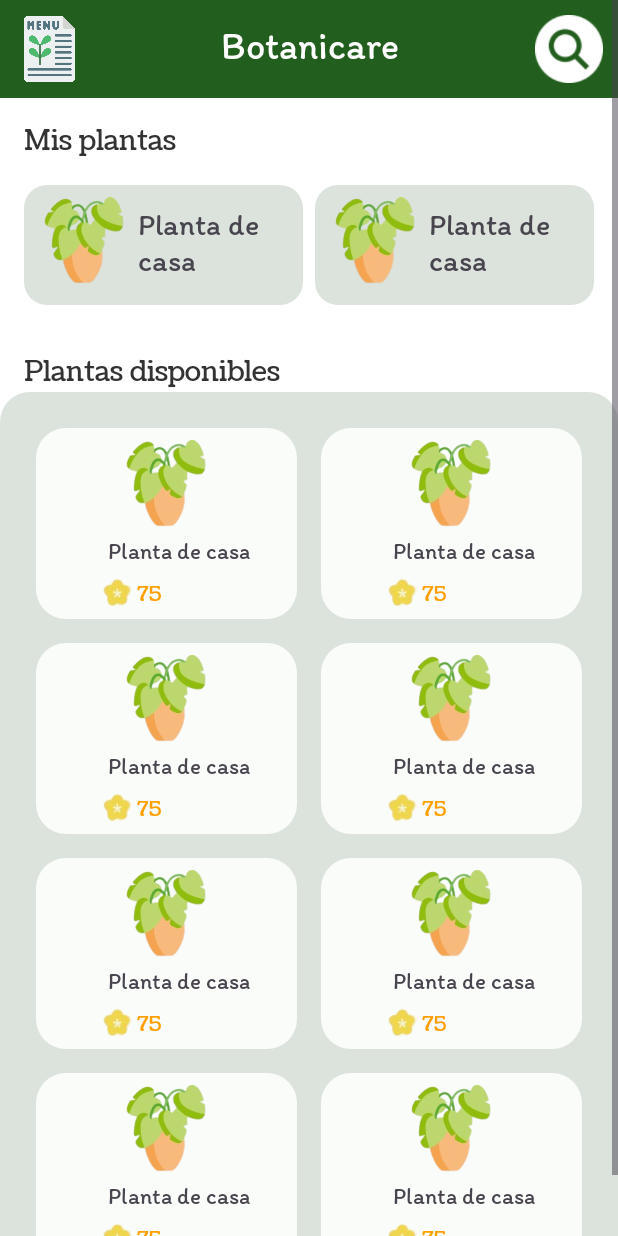
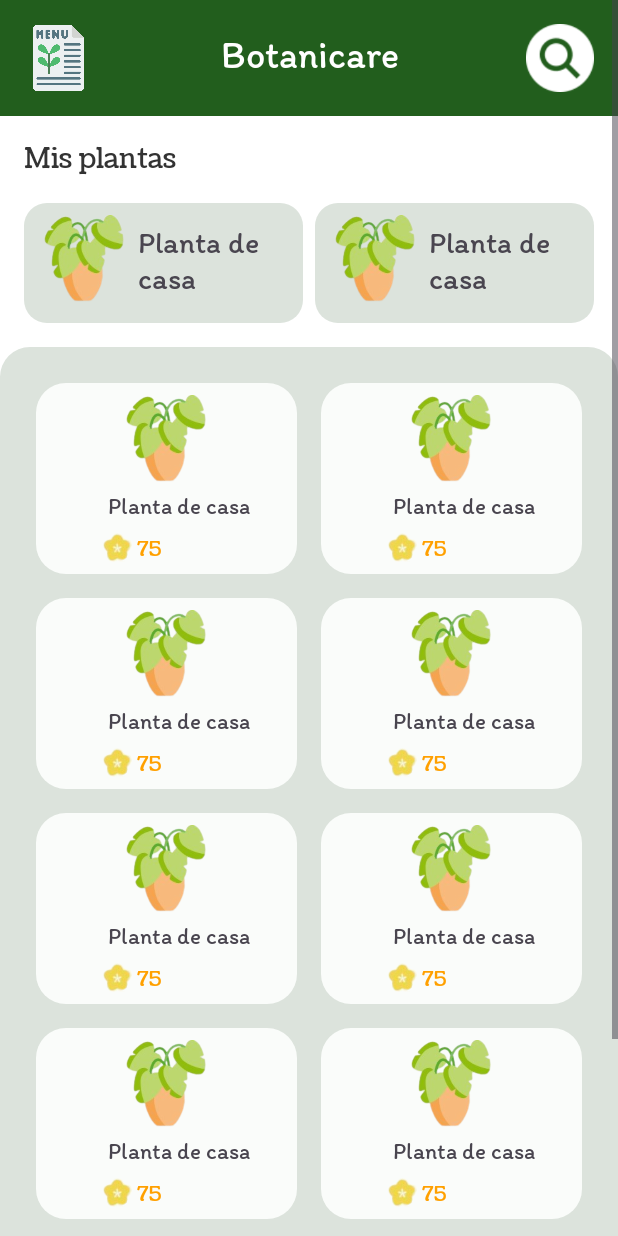
Before and after one commit to Abimael-Ochoa/Botanicare, an Android app: the layout activity_pantalla_catalogo.xml on its own in the app's theme, with its tools: preview values and no code run, on a phone screen of 412 x 824 dp. Run offline under Robolectric (Android 15) with nearby library versions, the phone set to English and light mode, and no system bars.

Commit message:
Quite los avances del nav drawer y lo deje solo con el scroll view

```diff
--- a/app/src/main/java/com/example/projectintegration/Pantalla_Catalogo.java
+++ b/app/src/main/java/com/example/projectintegration/Pantalla_Catalogo.java
@@ -26,7 +26,7 @@ public class Pantalla_Catalogo extends AppCompatActivity {
         super.onCreate(savedInstanceState);
         EdgeToEdge.enable(this);
         setContentView(R.layout.activity_pantalla_catalogo);
-        ViewCompat.setOnApplyWindowInsetsListener(findViewById(R.id.main), (v, insets) -> {
+        ViewCompat.setOnApplyWindowInsetsListener(findViewById(R.id.scroll_view), (v, insets) -> {
             Insets systemBars = insets.getInsets(WindowInsetsCompat.Type.systemBars());
             v.setPadding(systemBars.left, systemBars.top, systemBars.right, systemBars.bottom);
             return insets;
--- a/app/src/main/res/layout/activity_pantalla_catalogo.xml
+++ b/app/src/main/res/layout/activity_pantalla_catalogo.xml
@@ -2,7 +2,7 @@
 <ScrollView xmlns:android="http://schemas.android.com/apk/res/android"
     xmlns:app="http://schemas.android.com/apk/res-auto"
     xmlns:tools="http://schemas.android.com/tools"
-    android:id="@+id/main"
+    android:id="@+id/scroll_view"
     android:layout_width="match_parent"
     android:layout_height="match_parent"
     android:orientation="vertical"
@@ -16,9 +16,9 @@
     <!-- Barra superior -->
     <LinearLayout
         android:layout_width="match_parent"
-        android:layout_height="match_parent"
+        android:layout_height="wrap_content"
         android:orientation="horizontal"
-        android:padding="10dp"
+        android:padding="16dp"
         android:background="#225E1D"
         android:gravity="center_vertical">
 
@@ -44,8 +44,8 @@
             android:layout_height="45dp"
             android:src="@drawable/ic_search"
             android:contentDescription="Search"
-            android:clickable="true"
-            android:focusable="true"/>
+            android:focusable="true"
+            android:clickable="true"/>
     </LinearLayout>
 
     <!-- Sección de Mis Plantas -->
@@ -114,15 +114,6 @@
     </LinearLayout>
 
     <!-- Sección de Plantas Disponibles -->
-    <TextView
-        android:layout_width="match_parent"
-        android:layout_height="wrap_content"
-        android:text="Plantas disponibles"
-        android:paddingStart="16dp"
-        android:paddingTop="16dp"
-        android:fontFamily="@font/coustard"
-        android:textSize="18sp"
-        android:textColor="#333333" />
 
         <GridLayout
         android:layout_width="match_parent"
@@ -534,7 +525,110 @@
                     android:fontFamily="@font/coustard"/>
             </LinearLayout>
 
+
         </LinearLayout>
+
+        <!-- Planta 4 -->
+        <LinearLayout
+            android:layout_width="0dp"
+            android:layout_height="wrap_content"
+            android:layout_columnWeight="1"
+            android:orientation="vertical"
+            android:background="@drawable/background_plantas"
+            android:padding="8dp"
+            android:layout_margin="8dp">
+
+            <ImageView
+                android:layout_width="64dp"
+                android:layout_height="64dp"
+                android:src="@drawable/ic_plant"
+                android:layout_gravity="center"/>
+
+            <TextView
+                android:textSize="15dp"
+                android:layout_width="wrap_content"
+                android:layout_marginLeft="40dp"
+                android:layout_height="wrap_content"
+                android:text="Planta de casa"
+                android:fontFamily="@font/my_custom_font"
+                />
+
+            <!-- Contenedor horizontal para la estrella y el valor 75 -->
+            <LinearLayout
+                android:layout_width="wrap_content"
+                android:layout_height="wrap_content"
+                android:orientation="horizontal"
+                android:gravity="center">
+
+                <ImageView
+                    android:layout_marginTop="3dp"
+                    android:layout_width="20dp"
+                    android:layout_height="20dp"
+                    android:src="@drawable/ic_estrella"
+                    android:layout_marginStart="36dp"/>
+
+                <TextView
+                    android:layout_marginTop="4dp"
+                    android:layout_width="wrap_content"
+                    android:layout_height="wrap_content"
+                    android:text="75"
+                    android:textColor="#FFA000"
+                    android:layout_marginStart="3dp"
+                    android:fontFamily="@font/coustard"/>
+            </LinearLayout>
+
+        </LinearLayout>
+        <!-- Planta 4 -->
+        <LinearLayout
+            android:layout_width="0dp"
+            android:layout_height="wrap_content"
+            android:layout_columnWeight="1"
+            android:orientation="vertical"
+            android:background="@drawable/background_plantas"
+            android:padding="8dp"
+            android:layout_margin="8dp">
+
+            <ImageView
+                android:layout_width="64dp"
+                android:layout_height="64dp"
+                android:src="@drawable/ic_plant"
+                android:layout_gravity="center"/>
+
+            <TextView
+                android:textSize="15dp"
+                android:layout_width="wrap_content"
+                android:layout_marginLeft="40dp"
+                android:layout_height="wrap_content"
+                android:text="Planta de casa"
+                android:fontFamily="@font/my_custom_font"
+                />
+
+            <!-- Contenedor horizontal para la estrella y el valor 75 -->
+            <LinearLayout
+                android:layout_width="wrap_content"
+                android:layout_height="wrap_content"
+                android:orientation="horizontal"
+                android:gravity="center">
+
+                <ImageView
+                    android:layout_marginTop="3dp"
+                    android:layout_width="20dp"
+                    android:layout_height="20dp"
+                    android:src="@drawable/ic_estrella"
+                    android:layout_marginStart="36dp"/>
+
+                <TextView
+                    android:layout_marginTop="4dp"
+                    android:layout_width="wrap_content"
+                    android:layout_height="wrap_content"
+                    android:text="75"
+                    android:textColor="#FFA000"
+                    android:layout_marginStart="3dp"
+                    android:fontFamily="@font/coustard"/>
+            </LinearLayout>
+
+        </LinearLayout>
+
             <!-- Agrega más plantas siguiendo el mismo formato -->
     </GridLayout>
 </LinearLayout>
--- a/app/src/main/res/values/themes.xml
+++ b/app/src/main/res/values/themes.xml
@@ -6,4 +6,13 @@
     </style>
 
     <style name="Theme.ProjectIntegration" parent="Base.Theme.ProjectIntegration" />
+
+    <style name="Theme.ProjectIntegration.NoActionBar">
+        <item name="windowActionBar">false</item>
+        <item name="windowNoTitle">true</item>
+    </style>
+
+    <style name="Theme.ProjectIntegration.AppBarOverlay" parent="ThemeOverlay.AppCompat.Dark.ActionBar" />
+
+    <style name="Theme.ProjectIntegration.PopupOverlay" parent="ThemeOverlay.AppCompat.Light" />
 </resources>
```
Also changed, not shown: app/build.gradle.kts (+8 -0 lines), app/src/main/AndroidManifest.xml (+18 -1 lines), app/src/main/java/com/example/projectintegration/MainActivity.java (+21 -0 lines), app/src/main/res/layout/header.xml (+7 -7 lines), app/src/main/res/menu/main_menu.xml (+4 -5 lines), app/src/main/res/values/strings.xml (+13 -0 lines), gradle/libs.versions.toml (+10 -0 lines). Lines whose indentation alone changed are shown as unchanged.
